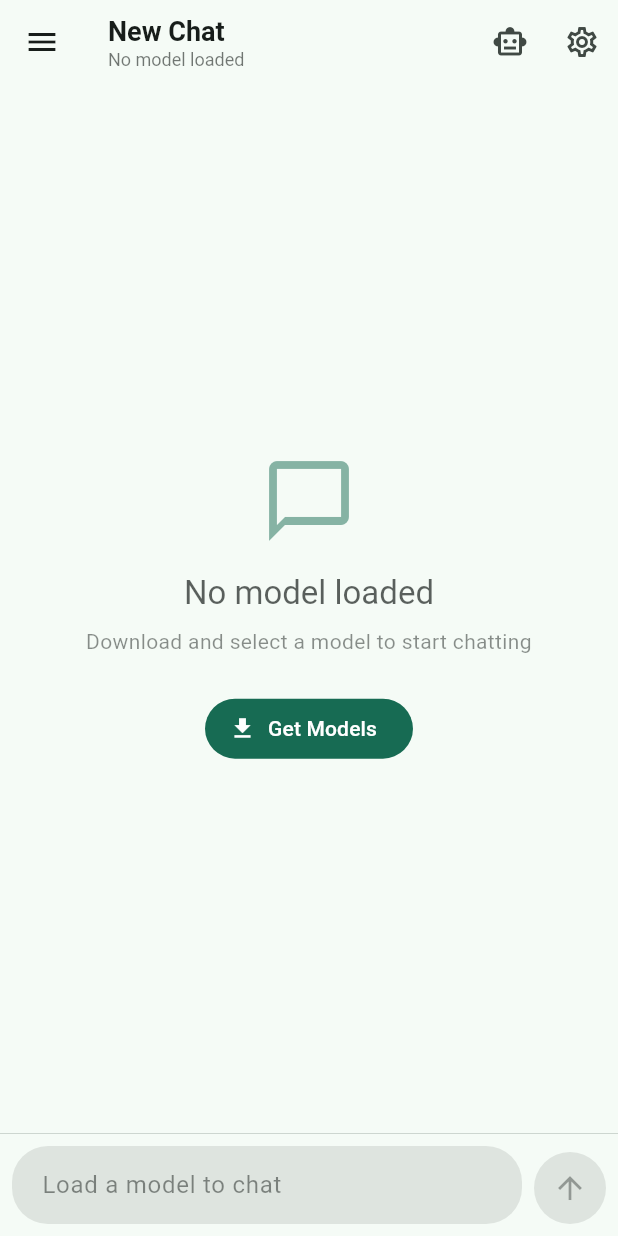
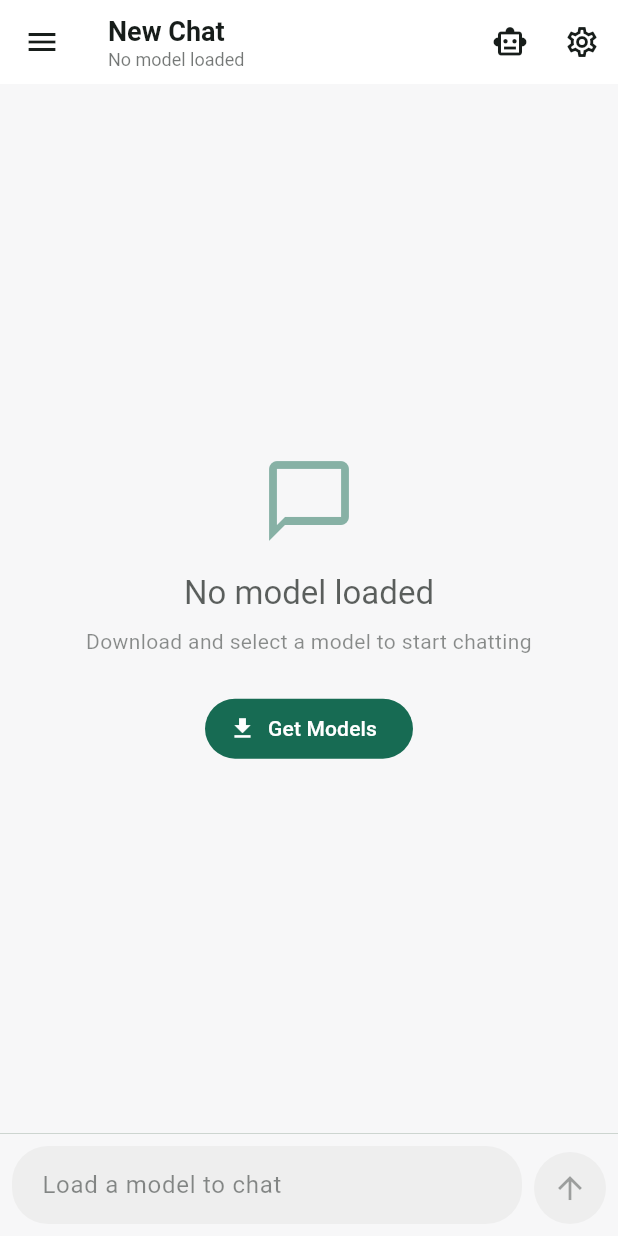
Before and after one commit to indkhan/Offline_AI, a Flutter app: the screen it shows after launch, on a phone screen of 412 x 824 dp. Run offline on Flutter 3.47's test engine with Material 3 defaults, Android fonts, the light colour scheme and no system bars; our stand-ins replace shared_preferences; missing offline and left inert: dart:ffi.

Commit message:
feat:dark mode

```diff
--- /dev/null
+++ b/offline_llm_app/lib/config/app_theme.dart
@@ -0,0 +1,182 @@
+// app_theme.dart
+// Centralized theme configuration for light and dark modes
+// Beautiful, consistent Material 3 themes
+
+import 'package:flutter/material.dart';
+
+class AppTheme {
+  // Brand color - ChatGPT green
+  static const Color primaryColor = Color(0xFF10A37F);
+
+  // Light theme colors
+  static const Color lightBackground = Color(0xFFFFFFFF);
+  static const Color lightSurface = Color(0xFFF7F7F8);
+  static const Color lightSurfaceVariant = Color(0xFFEEEEEE);
+
+  // Dark theme colors - GitHub-inspired dark palette
+  static const Color darkBackground = Color(0xFF0D1117);
+  static const Color darkSurface = Color(0xFF161B22);
+  static const Color darkSurfaceVariant = Color(0xFF22272E);
+  static const Color darkSurfaceContainer = Color(0xFF1C2128);
+
+  /// Light theme configuration
+  static ThemeData get lightTheme {
+    final colorScheme = ColorScheme.fromSeed(
+      seedColor: primaryColor,
+      brightness: Brightness.light,
+      surface: lightSurface,
+      surfaceContainerHighest: lightSurfaceVariant,
+    );
+
+    return ThemeData(
+      useMaterial3: true,
+      colorScheme: colorScheme,
+      scaffoldBackgroundColor: lightBackground,
+
+      // AppBar
+      appBarTheme: AppBarTheme(
+        centerTitle: false,
+        elevation: 0,
+        backgroundColor: lightBackground,
+        foregroundColor: colorScheme.onSurface,
+        surfaceTintColor: Colors.transparent,
+      ),
+
+      // Card
+      cardTheme: CardThemeData(
+        elevation: 0,
+        shape: RoundedRectangleBorder(
+          borderRadius: BorderRadius.circular(12),
+          side: BorderSide(
+            color: colorScheme.outlineVariant.withOpacity(0.5),
+          ),
+        ),
+      ),
+
+      // Drawer
+      drawerTheme: DrawerThemeData(
+        backgroundColor: lightBackground,
+        surfaceTintColor: Colors.transparent,
+      ),
+
+      // Dialog
+      dialogTheme: DialogThemeData(
+        backgroundColor: lightBackground,
+        surfaceTintColor: Colors.transparent,
+        shape: RoundedRectangleBorder(
+          borderRadius: BorderRadius.circular(16),
+        ),
+      ),
+
+      // List tile
+      listTileTheme: ListTileThemeData(
+        shape: RoundedRectangleBorder(
+          borderRadius: BorderRadius.circular(8),
+        ),
+      ),
+
+      // Divider
+      dividerTheme: DividerThemeData(
+        color: colorScheme.outlineVariant.withOpacity(0.3),
+        thickness: 0.5,
+      ),
+    );
+  }
+
+  /// Dark theme configuration
+  static ThemeData get darkTheme {
+    final colorScheme = ColorScheme.fromSeed(
+      seedColor: primaryColor,
+      brightness: Brightness.dark,
+      surface: darkSurface,
+      surfaceContainerHighest: darkSurfaceVariant,
+      surfaceContainer: darkSurfaceContainer,
+      background: darkBackground,
+      onSurface: const Color(0xFFE6EDF3),
+      onSurfaceVariant: const Color(0xFF8B949E),
+      outline: const Color(0xFF30363D),
+      outlineVariant: const Color(0xFF21262D),
+      error: const Color(0xFFF85149),
+    );
+
+    return ThemeData(
+      useMaterial3: true,
+      colorScheme: colorScheme,
+      scaffoldBackgroundColor: darkBackground,
+
+      // AppBar
+      appBarTheme: AppBarTheme(
+        centerTitle: false,
+        elevation: 0,
+        backgroundColor: darkBackground,
+        foregroundColor: colorScheme.onSurface,
+        surfaceTintColor: Colors.transparent,
+      ),
+
+      // Card
+      cardTheme: CardThemeData(
+        elevation: 0,
+        color: darkSurface,
+        shape: RoundedRectangleBorder(
+          borderRadius: BorderRadius.circular(12),
+          side: BorderSide(
+            color: colorScheme.outline,
+          ),
+        ),
+      ),
+
+      // Drawer
+      drawerTheme: DrawerThemeData(
+        backgroundColor: darkSurface,
+        surfaceTintColor: Colors.transparent,
+      ),
+
+      // Dialog
+      dialogTheme: DialogThemeData(
+        backgroundColor: darkSurface,
+        surfaceTintColor: Colors.transparent,
+        shape: RoundedRectangleBorder(
+          borderRadius: BorderRadius.circular(16),
+        ),
+      ),
+
+      // List tile
+      listTileTheme: ListTileThemeData(
+        shape: RoundedRectangleBorder(
+          borderRadius: BorderRadius.circular(8),
+        ),
+        tileColor: Colors.transparent,
+        selectedTileColor: colorScheme.primary.withOpacity(0.12),
+      ),
+
+      // Divider
+      dividerTheme: DividerThemeData(
+        color: colorScheme.outline,
+        thickness: 0.5,
+      ),
+
+      // Input decoration
+      inputDecorationTheme: InputDecorationTheme(
+        filled: true,
+        fillColor: darkSurfaceVariant,
+        border: OutlineInputBorder(
+          borderRadius: BorderRadius.circular(8),
+          borderSide: BorderSide(color: colorScheme.outline),
+        ),
+        enabledBorder: OutlineInputBorder(
+          borderRadius: BorderRadius.circular(8),
+          borderSide: BorderSide(color: colorScheme.outline),
+        ),
+        focusedBorder: OutlineInputBorder(
+          borderRadius: BorderRadius.circular(8),
+          borderSide: BorderSide(color: colorScheme.primary, width: 2),
+        ),
+      ),
+
+      // Icon theme
+      iconTheme: IconThemeData(
+        color: colorScheme.onSurfaceVariant,
+      ),
+    );
+  }
+}
--- a/offline_llm_app/lib/main.dart
+++ b/offline_llm_app/lib/main.dart
@@ -7,7 +7,9 @@ import 'package:flutter/services.dart';
 import 'package:provider/provider.dart';
 import 'providers/chat_provider.dart';
 import 'providers/conversation_provider.dart';
+import 'providers/theme_provider.dart';
 import 'services/model_manager.dart';
+import 'config/app_theme.dart';
 import 'screens/chat_screen.dart';
 
 void main() async {
@@ -33,6 +35,9 @@ class OfflineLLMApp extends StatelessWidget {
     return MultiProvider(
       providers: [
         ChangeNotifierProvider(
+          create: (_) => ThemeProvider()..initialize(),
+        ),
+        ChangeNotifierProvider(
           create: (_) => ConversationProvider()..initialize(),
         ),
         ChangeNotifierProxyProvider<ConversationProvider, ChatProvider>(
@@ -50,38 +55,17 @@ class OfflineLLMApp extends StatelessWidget {
           },
         ),
       ],
-      child: MaterialApp(
-        title: 'Offline LLM',
-        debugShowCheckedModeBanner: false,
-
-        // Light theme
-        theme: ThemeData(
-          useMaterial3: true,
-          colorScheme: ColorScheme.fromSeed(
-            seedColor: const Color(0xFF10A37F), // ChatGPT green
-            brightness: Brightness.light,
-          ),
-          appBarTheme: const AppBarTheme(
-            centerTitle: false,
-            elevation: 0,
-          ),
-        ),
-
-        // Dark theme
-        darkTheme: ThemeData(
-          useMaterial3: true,
-          colorScheme: ColorScheme.fromSeed(
-            seedColor: const Color(0xFF10A37F),
-            brightness: Brightness.dark,
-          ),
-          appBarTheme: const AppBarTheme(
-            centerTitle: false,
-            elevation: 0,
-          ),
-        ),
-
-        themeMode: ThemeMode.system,
-        home: const ChatScreen(),
+      child: Consumer<ThemeProvider>(
+        builder: (context, themeProvider, child) {
+          return MaterialApp(
+            title: 'Offline LLM',
+            debugShowCheckedModeBanner: false,
+            theme: AppTheme.lightTheme,
+            darkTheme: AppTheme.darkTheme,
+            themeMode: themeProvider.materialThemeMode,
+            home: const ChatScreen(),
+          );
+        },
       ),
     );
   }
--- /dev/null
+++ b/offline_llm_app/lib/providers/theme_provider.dart
@@ -0,0 +1,72 @@
+// theme_provider.dart
+// State management for app theme (light/dark/system)
+// Persists user preference using SharedPreferences
+
+import 'package:flutter/material.dart';
+import 'package:shared_preferences/shared_preferences.dart';
+
+enum AppThemeMode {
+  light,
+  dark,
+  system,
+}
+
+class ThemeProvider extends ChangeNotifier {
+  static const String _themePrefKey = 'theme_mode';
+
+  AppThemeMode _themeMode = AppThemeMode.system;
+
+  AppThemeMode get themeMode => _themeMode;
+
+  ThemeMode get materialThemeMode {
+    switch (_themeMode) {
+      case AppThemeMode.light:
+        return ThemeMode.light;
+      case AppThemeMode.dark:
+        return ThemeMode.dark;
+      case AppThemeMode.system:
+        return ThemeMode.system;
+    }
+  }
+
+  /// Initialize and load saved theme preference
+  Future<void> initialize() async {
+    try {
+      final prefs = await SharedPreferences.getInstance();
+      final savedTheme = prefs.getString(_themePrefKey);
+
+      if (savedTheme != null) {
+        _themeMode = AppThemeMode.values.firstWhere(
+          (e) => e.name == savedTheme,
+          orElse: () => AppThemeMode.system,
+        );
+        notifyListeners();
+      }
+    } catch (e) {
+      // Use default system theme on error
+    }
+  }
+
+  /// Set theme mode and persist preference
+  Future<void> setThemeMode(AppThemeMode mode) async {
+    if (_themeMode == mode) return;
+
+    _themeMode = mode;
+    notifyListeners();
+
+    try {
+      final prefs = await SharedPreferences.getInstance();
+      await prefs.setString(_themePrefKey, mode.name);
+    } catch (e) {
+      // Silent fail on persistence error
+    }
+  }
+
+  /// Check if current theme is dark (for conditional UI)
+  bool isDarkMode(BuildContext context) {
+    if (_themeMode == AppThemeMode.system) {
+      return MediaQuery.of(context).platformBrightness == Brightness.dark;
+    }
+    return _themeMode == AppThemeMode.dark;
+  }
+}
--- a/offline_llm_app/lib/screens/chat_screen.dart
+++ b/offline_llm_app/lib/screens/chat_screen.dart
@@ -22,7 +22,9 @@ class ChatScreen extends StatefulWidget {
 class _ChatScreenState extends State<ChatScreen> {
   final ScrollController _scrollController = ScrollController();
   final TextEditingController _textController = TextEditingController();
+  final FocusNode _focusNode = FocusNode();
   bool _autoScroll = true;
+  bool _wasGenerating = false;
 
   @override
   void initState() {
@@ -38,6 +40,7 @@ class _ChatScreenState extends State<ChatScreen> {
   void dispose() {
     _scrollController.dispose();
     _textController.dispose();
+    _focusNode.dispose();
     super.dispose();
   }
 
@@ -78,6 +81,12 @@ class _ChatScreenState extends State<ChatScreen> {
   Widget build(BuildContext context) {
     return Consumer2<ChatProvider, ConversationProvider>(
       builder: (context, chatProvider, conversationProvider, child) {
+        // Auto-dismiss keyboard when AI starts generating
+        if (chatProvider.isGenerating && !_wasGenerating) {
+          _focusNode.unfocus();
+        }
+        _wasGenerating = chatProvider.isGenerating;
+
         // Auto-scroll when generating
         if (chatProvider.isGenerating) {
           _scrollToBottom();
@@ -292,7 +301,8 @@ class _ChatScreenState extends State<ChatScreen> {
               Expanded(
                 child: ChatInput(
                   controller: _textController,
-                  enabled: chatProvider.hasModel && !chatProvider.isGenerating,
+                  focusNode: _focusNode,
+                  enabled: chatProvider.hasModel,
                   onSubmitted: (_) => _sendMessage(chatProvider),
                   onChanged: (_) => setState(() {}),
                 ),
--- a/offline_llm_app/lib/widgets/chat_input.dart
+++ b/offline_llm_app/lib/widgets/chat_input.dart
@@ -7,6 +7,7 @@ import 'package:flutter/services.dart';
 
 class ChatInput extends StatelessWidget {
   final TextEditingController controller;
+  final FocusNode? focusNode;
   final bool enabled;
   final ValueChanged<String>? onSubmitted;
   final ValueChanged<String>? onChanged;
@@ -14,6 +15,7 @@ class ChatInput extends StatelessWidget {
   const ChatInput({
     super.key,
     required this.controller,
+    this.focusNode,
     this.enabled = true,
     this.onSubmitted,
     this.onChanged,
@@ -41,6 +43,7 @@ class ChatInput extends StatelessWidget {
         },
         child: TextField(
           controller: controller,
+          focusNode: focusNode,
           enabled: enabled,
           maxLines: null,
           textInputAction: TextInputAction.newline,
```
Also changed, not shown: offline_llm_app/lib/screens/settings_screen.dart (+123 -0 lines), 2 other files.
